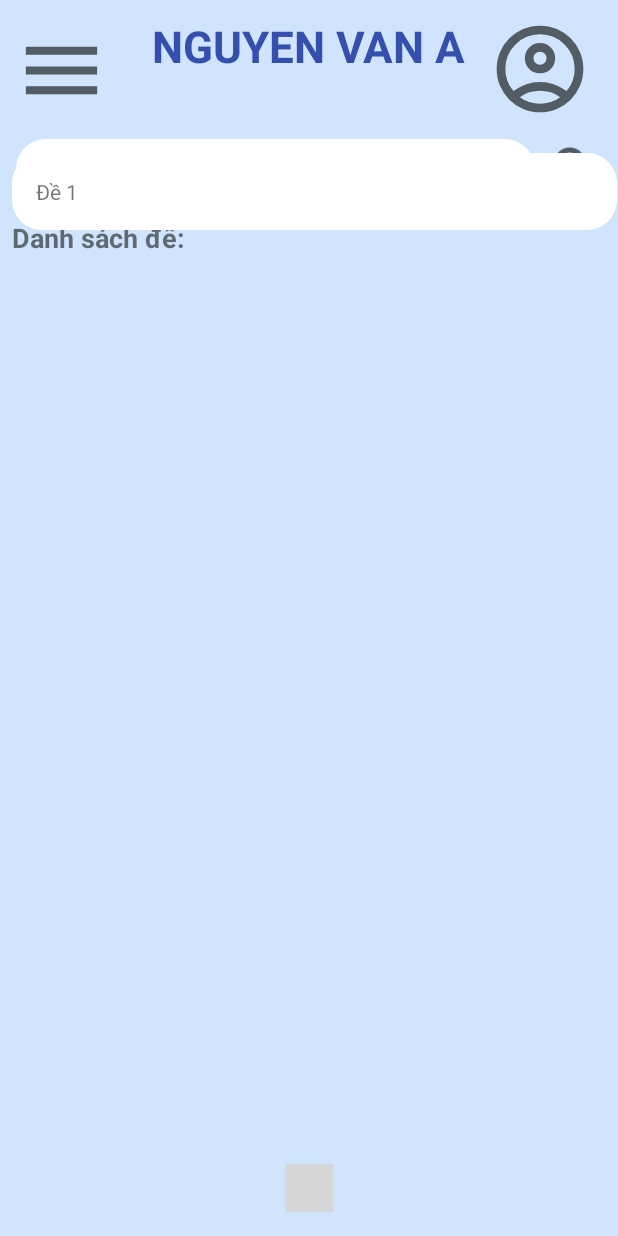
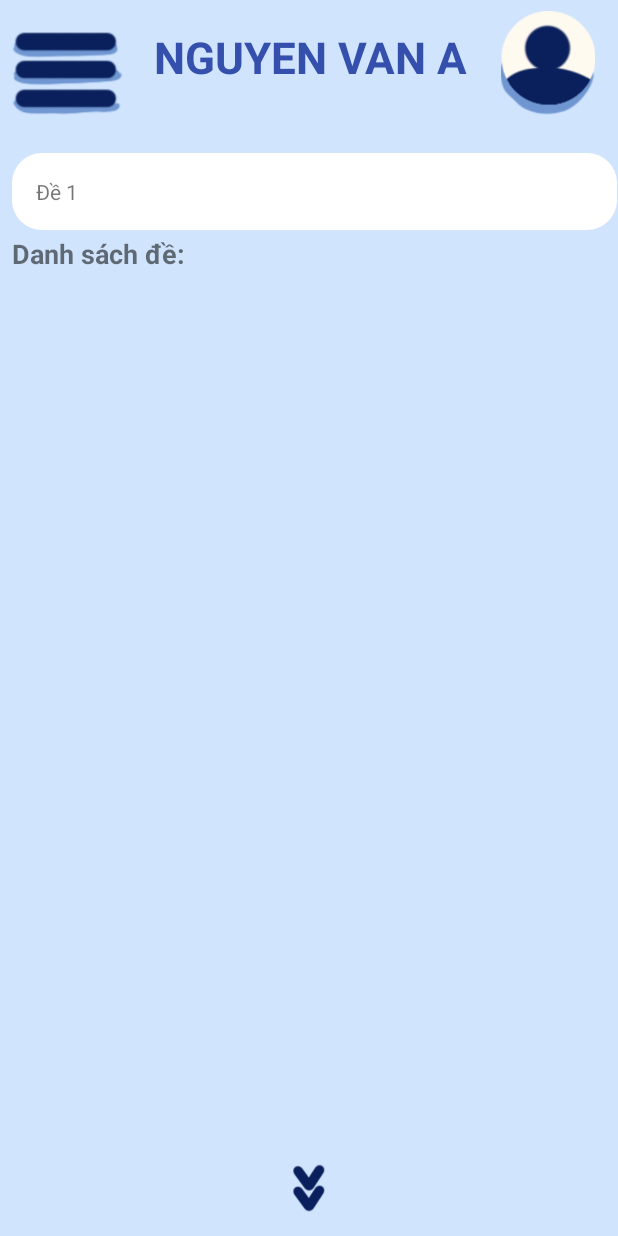
Before and after one commit to CaptainRinoXD/SmartQuiz_Android, an Android app: the layout activity_test.xml on its own in the app's theme, with its tools: preview values and no code run, on a phone screen of 412 x 824 dp. Run offline under Robolectric (Android 15) with nearby library versions, the phone set to English and light mode, and no system bars; grey boxes are pictures that could not be loaded.

Commit message:
add icon

```diff
--- a/app/src/main/res/layout/activity_blank_view.xml
+++ b/app/src/main/res/layout/activity_blank_view.xml
@@ -64,4 +64,5 @@
             app:srcCompat="@drawable/menu_24px" />
 
     </androidx.constraintlayout.widget.ConstraintLayout>
+
 </androidx.constraintlayout.widget.ConstraintLayout>
--- a/app/src/main/res/layout/activity_test.xml
+++ b/app/src/main/res/layout/activity_test.xml
@@ -9,8 +9,18 @@
     tools:context=".T3Activity">
 
 
+    <androidx.constraintlayout.widget.ConstraintLayout
+        android:id="@+id/constraintLayout"
+        android:layout_width="406dp"
+        android:layout_height="94dp"
+        app:layout_constraintBottom_toBottomOf="parent"
+        app:layout_constraintEnd_toEndOf="parent"
+        app:layout_constraintStart_toStartOf="parent"
+        app:layout_constraintTop_toTopOf="parent"
+        app:layout_constraintVertical_bias="0.003">
+
         <TextView
-        android:id="@+id/user_name2"
+            android:id="@+id/user_name"
             android:layout_width="wrap_content"
             android:layout_height="wrap_content"
             android:gravity="center"
@@ -21,58 +31,58 @@
             android:textStyle="bold"
             app:layout_constraintBottom_toBottomOf="parent"
             app:layout_constraintEnd_toEndOf="parent"
-        app:layout_constraintHorizontal_bias="0.497"
             app:layout_constraintStart_toStartOf="parent"
             app:layout_constraintTop_toTopOf="parent"
-        app:layout_constraintVertical_bias="0.014" />
+            app:layout_constraintVertical_bias="0.29" />
 
         <ImageView
-        android:id="@+id/imageView4"
+            android:id="@+id/imageView2"
             android:layout_width="88dp"
             android:layout_height="69dp"
             android:layout_marginStart="12dp"
             android:layout_marginTop="5dp"
-        android:layout_marginEnd="8dp"
             android:layout_marginBottom="20dp"
             app:layout_constraintBottom_toBottomOf="parent"
             app:layout_constraintEnd_toEndOf="parent"
-        app:layout_constraintHorizontal_bias="0.0"
+            app:layout_constraintHorizontal_bias="1.0"
             app:layout_constraintStart_toEndOf="@+id/user_name"
             app:layout_constraintTop_toTopOf="parent"
-        app:layout_constraintVertical_bias="0.008"
-        app:srcCompat="@drawable/account_circle_24px" />
+            app:layout_constraintVertical_bias="0.0"
+            app:srcCompat="@drawable/user" />
 
         <ImageView
-        android:id="@+id/imageView3"
+            android:id="@+id/imageView"
             android:layout_width="74dp"
             android:layout_height="63dp"
-        android:layout_marginStart="4dp"
+            android:layout_marginStart="5dp"
             android:layout_marginTop="15dp"
             android:layout_marginEnd="20dp"
             android:layout_marginBottom="16dp"
             app:layout_constraintBottom_toBottomOf="parent"
             app:layout_constraintEnd_toStartOf="@+id/user_name"
+            app:layout_constraintHorizontal_bias="1.0"
             app:layout_constraintStart_toStartOf="parent"
             app:layout_constraintTop_toTopOf="parent"
             app:layout_constraintVertical_bias="0.0"
-        app:srcCompat="@drawable/menu_24px" />
+            app:srcCompat="@drawable/menu" />
+
+    </androidx.constraintlayout.widget.ConstraintLayout>
 
     <EditText
         android:id="@+id/search_box"
         android:layout_width="346dp"
         android:layout_height="41dp"
         android:layout_margin="8dp"
-        android:layout_marginTop="14dp"
         android:background="@drawable/white_box"
         android:hint="Tìm kiếm"
         android:inputType="text"
         android:padding="12dp"
-        app:layout_constraintBottom_toBottomOf="parent"
+        app:layout_constraintBottom_toBottomOf="@+id/down_arrow"
         app:layout_constraintEnd_toEndOf="@id/search_icon"
-        app:layout_constraintHorizontal_bias="0.07"
+        app:layout_constraintHorizontal_bias="0.14"
         app:layout_constraintStart_toStartOf="parent"
-        app:layout_constraintTop_toBottomOf="@+id/imageView4"
-        app:layout_constraintVertical_bias="0.006" />
+        app:layout_constraintTop_toBottomOf="@+id/constraintLayout"
+        app:layout_constraintVertical_bias="0.005" />
 
     <ImageView
         android:id="@+id/search_icon"
@@ -93,7 +103,7 @@
         android:layout_width="wrap_content"
         android:layout_height="wrap_content"
         android:layout_marginStart="8dp"
-        android:layout_marginTop="12dp"
+        android:layout_marginTop="8dp"
         android:text="Danh sách đề:"
         android:textSize="18sp"
         android:textStyle="bold"
@@ -134,7 +144,7 @@
         android:id="@+id/down_arrow"
         android:layout_width="32dp"
         android:layout_height="32dp"
-        android:src="@drawable/arrow_downward_24px"
+        android:src="@drawable/down"
         android:contentDescription="Xem thêm"
         app:layout_constraintBottom_toBottomOf="parent"
         app:layout_constraintStart_toStartOf="parent"
--- a/gradle/libs.versions.toml
+++ b/gradle/libs.versions.toml
@@ -1,5 +1,5 @@
 [versions]
-agp = "8.7.1"
+agp = "8.9.1"
 junit = "4.13.2"
 junitVersion = "1.2.1"
 espressoCore = "3.6.1"
```
Also changed, not shown: app/src/main/res/layout/activity_main.xml (+12 -7 lines), app/src/main/res/layout/activity_take_test.xml (+21 -10 lines), gradle/wrapper/gradle-wrapper.properties. Lines whose indentation alone changed are shown as unchanged.
